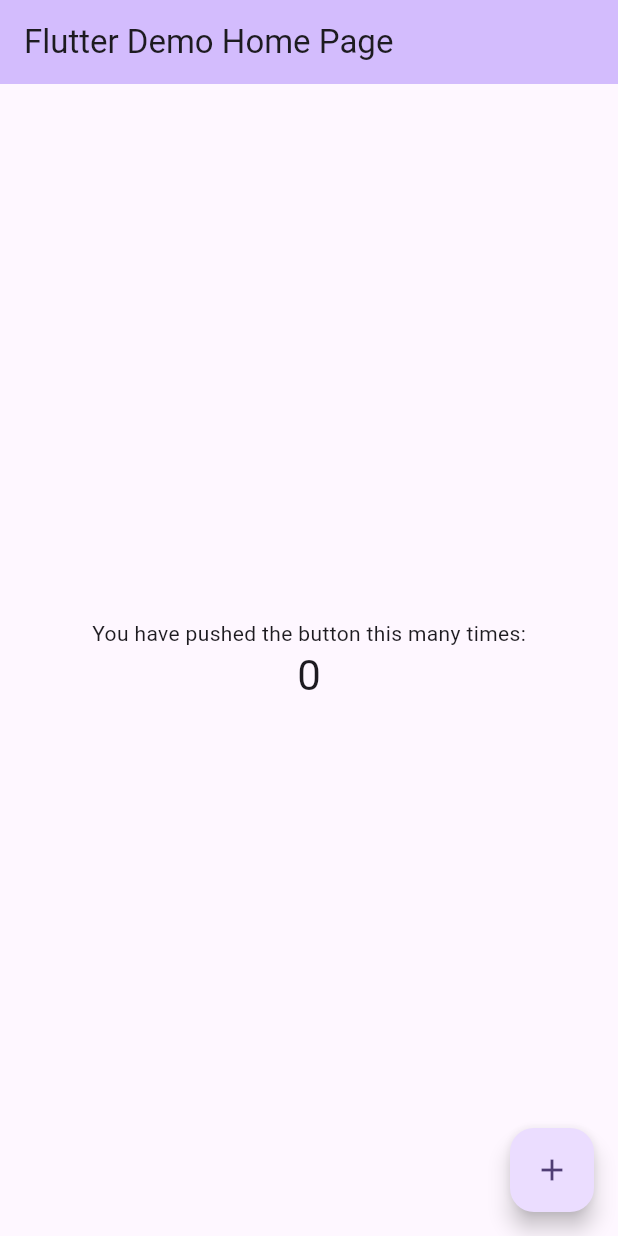
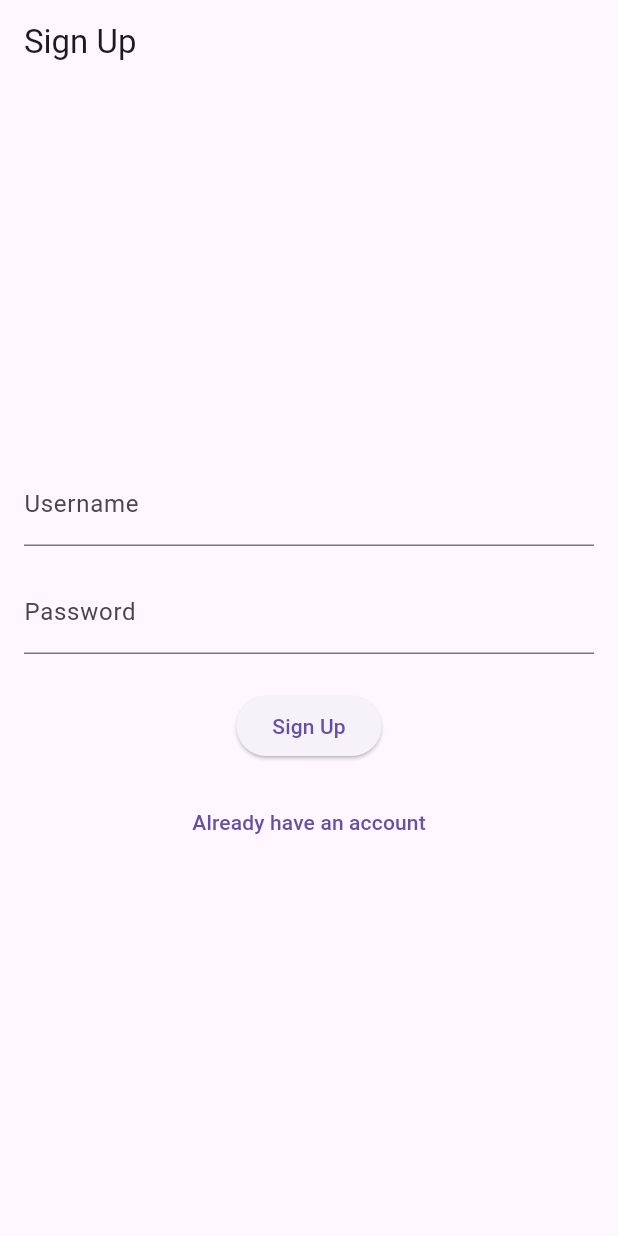
Before and after one commit to Talal-Alenezi/meditation-app, a Flutter app: the screen it shows after launch, on a phone screen of 412 x 824 dp. Run offline on Flutter 3.47's test engine with Material 3 defaults, Android fonts, the phone set to English and light mode, and no system bars; our stand-ins replace dio, go_router, shared_preferences; missing offline and left inert: dart:js.

Commit message:
sign up task done

```diff
--- a/meditation/lib/main.dart
+++ b/meditation/lib/main.dart
@@ -1,8 +1,53 @@
+import 'dart:js';
+
 import 'package:flutter/material.dart';
+import 'package:go_router/go_router.dart';
+import 'package:meditation/pages/home_page.dart';
+import 'package:meditation/pages/signup_page.dart';
+import 'package:meditation/providers/auth_povider.dart';
+import 'package:provider/provider.dart';
 
 void main() {
-  runApp(const MyApp());
+  runApp(MultiProvider(
+      providers: [ChangeNotifierProvider(create: (context) => AuthProvider())],
+      child: MyApp()));
 }
+
+final GoRouter _router = GoRouter(
+  routes: <RouteBase>[
+    GoRoute(
+      path: '/homepage',
+      builder: (BuildContext context, GoRouterState state) {
+        return HomePage();
+      },
+    ),
+    // GoRoute(
+    //   path: '/add',
+    //   builder: (BuildContext context, GoRouterState state) {
+    //     return AddTodoPage();
+    //   },
+    // ),
+    GoRoute(
+      name: "signup",
+      path: '/',
+      builder: (BuildContext context, GoRouterState state) {
+        return SignUpPage();
+      },
+    ),
+    // GoRoute(
+    //   path: '/signin',
+    //   builder: (BuildContext context, GoRouterState state) {
+    //     return SignInPage();
+    //   },
+    // ),
+    // GoRoute(
+    //   path: '/',
+    //   builder: (BuildContext context, GoRouterState state) {
+    //     return SplashScreen();
+    //   },
+    // ),
+  ],
+);
 
 class MyApp extends StatelessWidget {
   const MyApp({super.key});
@@ -10,116 +55,8 @@ class MyApp extends StatelessWidget {
   // This widget is the root of your application.
   @override
   Widget build(BuildContext context) {
-    return MaterialApp(
-      title: 'Flutter Demo',
-      theme: ThemeData(
-        // This is the theme of your application.
-        //
-        // TRY THIS: Try running your application with "flutter run". You'll see
-        // the application has a purple toolbar. Then, without quitting the app,
-        // try changing the seedColor in the colorScheme below to Colors.green
-        // and then invoke "hot reload" (save your changes or press the "hot
-        // reload" button in a Flutter-supported IDE, or press "r" if you used
-        // the command line to start the app).
-        //
-        // Notice that the counter didn't reset back to zero; the application
-        // state is not lost during the reload. To reset the state, use hot
-        // restart instead.
-        //
-        // This works for code too, not just values: Most code changes can be
-        // tested with just a hot reload.
-        colorScheme: ColorScheme.fromSeed(seedColor: Colors.deepPurple),
-        useMaterial3: true,
-      ),
-      home: const MyHomePage(title: 'Flutter Demo Home Page'),
+    return MaterialApp.router(
+      routerConfig: _router,
     );
   }
 }
-
-class MyHomePage extends StatefulWidget {
-  const MyHomePage({super.key, required this.title});
-
-  // This widget is the home page of your application. It is stateful, meaning
-  // that it has a State object (defined below) that contains fields that affect
-  // how it looks.
-
-  // This class is the configuration for the state. It holds the values (in this
-  // case the title) provided by the parent (in this case the App widget) and
-  // used by the build method of the State. Fields in a Widget subclass are
-  // always marked "final".
-
-  final String title;
-
-  @override
-  State<MyHomePage> createState() => _MyHomePageState();
-}
-
-class _MyHomePageState extends State<MyHomePage> {
-  int _counter = 0;
-
-  void _incrementCounter() {
-    setState(() {
-      // This call to setState tells the Flutter framework that something has
-      // changed in this State, which causes it to rerun the build method below
-      // so that the display can reflect the updated values. If we changed
-      // _counter without calling setState(), then the build method would not be
-      // called again, and so nothing would appear to happen.
-      _counter++;
-    });
-  }
-
-  @override
-  Widget build(BuildContext context) {
-    // This method is rerun every time setState is called, for instance as done
-    // by the _incrementCounter method above.
-    //
-    // The Flutter framework has been optimized to make rerunning build methods
-    // fast, so that you can just rebuild anything that needs updating rather
-    // than having to individually change instances of widgets.
-    return Scaffold(
-      appBar: AppBar(
-        // TRY THIS: Try changing the color here to a specific color (to
-        // Colors.amber, perhaps?) and trigger a hot reload to see the AppBar
-        // change color while the other colors stay the same.
-        backgroundColor: Theme.of(context).colorScheme.inversePrimary,
-        // Here we take the value from the MyHomePage object that was created by
-        // the App.build method, and use it to set our appbar title.
-        title: Text(widget.title),
-      ),
-      body: Center(
-        // Center is a layout widget. It takes a single child and positions it
-        // in the middle of the parent.
-        child: Column(
-          // Column is also a layout widget. It takes a list of children and
-          // arranges them vertically. By default, it sizes itself to fit its
-          // children horizontally, and tries to be as tall as its parent.
-          //
-          // Column has various properties to control how it sizes itself and
-          // how it positions its children. Here we use mainAxisAlignment to
-          // center the children vertically; the main axis here is the vertical
-          // axis because Columns are vertical (the cross axis would be
-          // horizontal).
-          //
-          // TRY THIS: Invoke "debug painting" (choose the "Toggle Debug Paint"
-          // action in the IDE, or press "p" in the console), to see the
-          // wireframe for each widget.
-          mainAxisAlignment: MainAxisAlignment.center,
-          children: <Widget>[
-            const Text(
-              'You have pushed the button this many times:',
-            ),
-            Text(
-              '$_counter',
-              style: Theme.of(context).textTheme.headlineMedium,
-            ),
-          ],
-        ),
-      ),
-      floatingActionButton: FloatingActionButton(
-        onPressed: _incrementCounter,
-        tooltip: 'Increment',
-        child: const Icon(Icons.add),
-      ), // This trailing comma makes auto-formatting nicer for build methods.
-    );
-  }
-}
--- /dev/null
+++ b/meditation/lib/models/User_model.dart
@@ -0,0 +1,63 @@
+// ignore_for_file: public_member_api_docs, sort_constructors_first
+import 'dart:convert';
+
+class User {
+  final int? id;
+  final String username;
+  final String password;
+
+  User({
+    this.id,
+    required this.username,
+    required this.password,
+  });
+
+  User copyWith({
+    int? id,
+    String? username,
+    String? password,
+  }) {
+    return User(
+      id: id ?? this.id,
+      username: username ?? this.username,
+      password: password ?? this.password,
+    );
+  }
+
+  Map<String, dynamic> toMap() {
+    return <String, dynamic>{
+      'id': id,
+      'username': username,
+      'password': password,
+    };
+  }
+
+  factory User.fromMap(Map<String, dynamic> map) {
+    return User(
+      id: map['id'] != null ? map['id'] as int : null,
+      username: map['username'] as String,
+      password: map['password'] as String,
+    );
+  }
+
+  String toJson() => json.encode(toMap());
+
+  factory User.fromJson(String source) =>
+      User.fromMap(json.decode(source) as Map<String, dynamic>);
+
+  @override
+  String toString() =>
+      'User(id: $id, username: $username, password: $password)';
+
+  @override
+  bool operator ==(covariant User other) {
+    if (identical(this, other)) return true;
+
+    return other.id == id &&
+        other.username == username &&
+        other.password == password;
+  }
+
+  @override
+  int get hashCode => id.hashCode ^ username.hashCode ^ password.hashCode;
+}
--- /dev/null
+++ b/meditation/lib/pages/signup_page.dart
@@ -0,0 +1,73 @@
+import 'package:flutter/material.dart';
+import 'package:go_router/go_router.dart';
+import 'package:meditation/models/User_model.dart';
+import 'package:meditation/providers/auth_povider.dart';
+import 'package:provider/provider.dart';
+
+class SignUpPage extends StatelessWidget {
+  final TextEditingController usernameController = TextEditingController();
+  final TextEditingController passwordController = TextEditingController();
+
+  void signUp() {
+    // Add your sign-up logic here
+    String username = usernameController.text;
+    String password = passwordController.text;
+
+    // Add validation and registration logic as needed
+    print('Username: $username');
+    print('Password: $password');
+  }
+
+  @override
+  Widget build(BuildContext context) {
+    return Scaffold(
+      appBar: AppBar(
+        title: Text('Sign Up'),
+      ),
+      body: Padding(
+        padding: const EdgeInsets.all(16.0),
+        child: Column(
+          mainAxisAlignment: MainAxisAlignment.center,
+          children: [
+            TextField(
+              controller: usernameController,
+              decoration: InputDecoration(labelText: 'Username'),
+            ),
+            SizedBox(height: 16.0),
+            TextField(
+              controller: passwordController,
+              decoration: InputDecoration(
+                labelText: 'Password',
+                hintText:
+                    'Must contain at least one letter and one number, and at least 8 characters',
+              ),
+              obscureText: true,
+            ),
+            SizedBox(height: 24.0),
+            ElevatedButton(
+              onPressed: () {
+                final User user = User(
+                    username: usernameController.text,
+                    password: passwordController.text);
+                context.read<AuthProvider>().signup(user: user).then((token) {
+                  if (token.isNotEmpty) {
+                    print("token is $token");
+                    GoRouter.of(context).go("/homepage");
+                  }
+                });
+              },
+              child: Text('Sign Up'),
+            ),
+            SizedBox(height: 16.0),
+            TextButton(
+              onPressed: () {
+                // Navigate to login page or perform relevant action
+              },
+              child: Text('Already have an account'),
+            ),
+          ],
+        ),
+      ),
+    );
+  }
+}
--- /dev/null
+++ b/meditation/lib/services/auth_service.dart
@@ -0,0 +1,20 @@
+import 'package:dio/dio.dart';
+
+import 'package:meditation/models/User_model.dart';
+import 'package:meditation/services/cllient.dart';
+
+class AuthService {
+  Future<String> signup({required User user}) async {
+    late String token;
+    try {
+      if (user.username.isNotEmpty && user.password.isNotEmpty) {
+        final Response responese =
+            await ApiClient.dio.post("/signup", data: user.toJson());
+        return token = responese.data["token"];
+      } else
+        return "";
+    } catch (e) {
+      throw "password or username invalid";
+    }
+  }
+}
```
Also changed, not shown: meditation/lib/pages/home_page.dart (added, +31 -0 lines), meditation/lib/pages/signin_page.dart (added, +15 -0 lines), meditation/lib/providers/auth_povider.dart (added, +48 -0 lines), meditation/lib/services/cllient.dart (added, +49 -0 lines), meditation/pubspec.yaml (+6 -4 lines), meditation/pubspec.lock, 1 other file.
